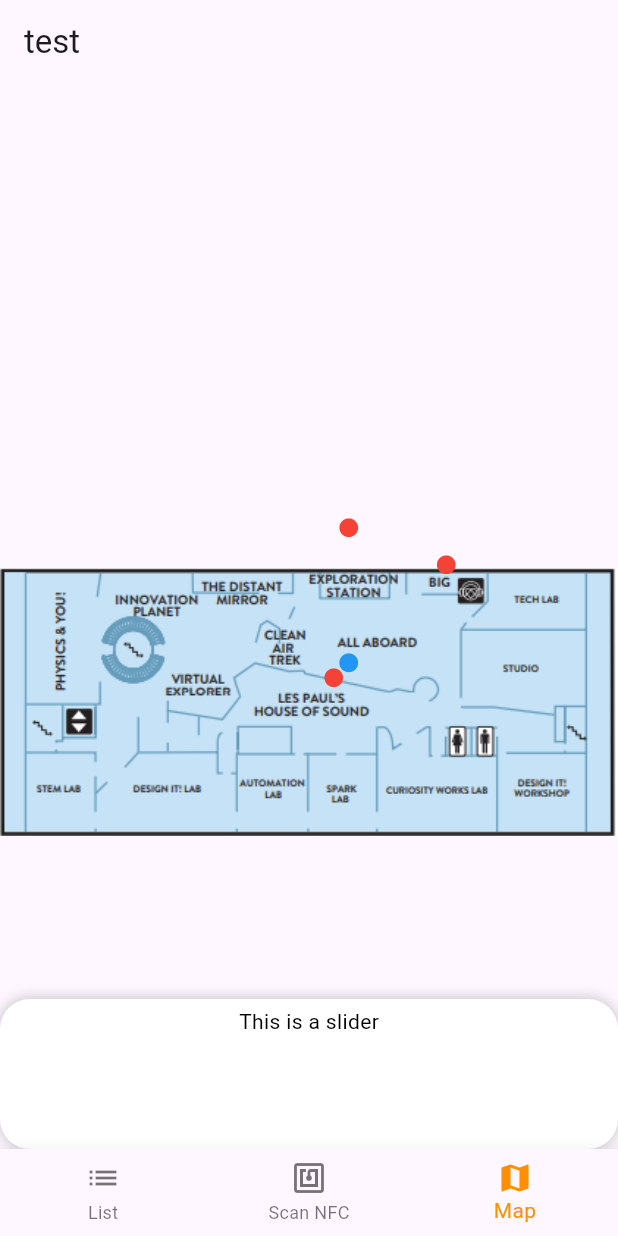
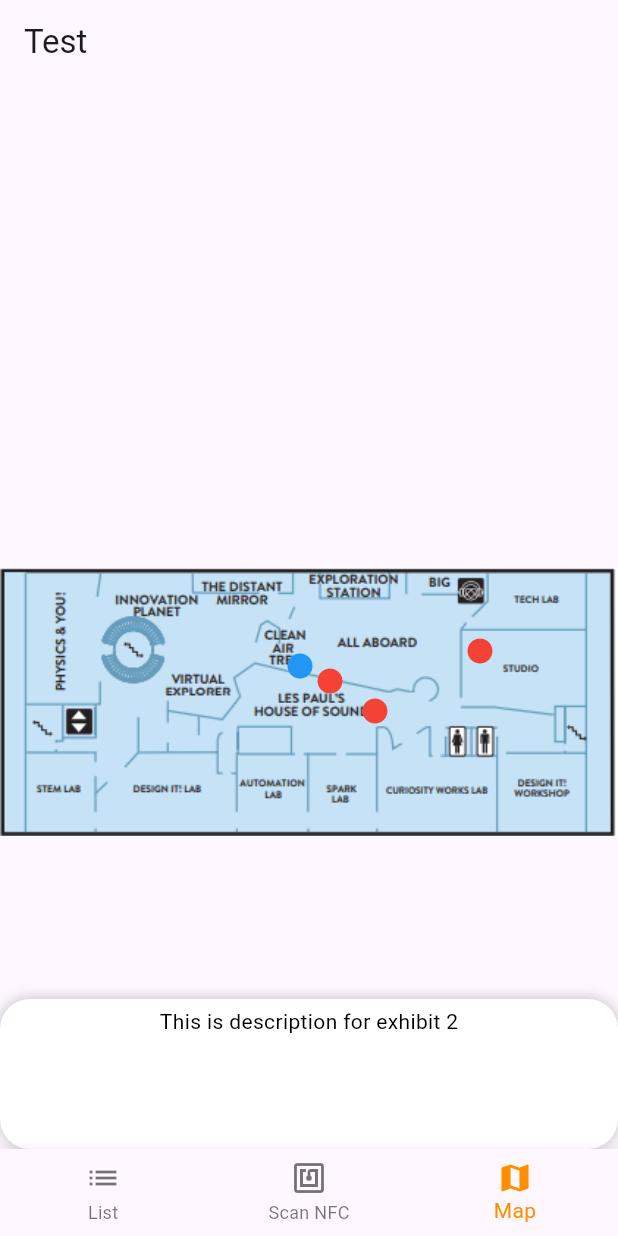
Before and after one commit to jeffTheLandShark/discovery-world-hackathon, a Flutter app: the screen it shows after launch, item 3 of the bottom bar chosen, after a tap on the "circle" icon, on a phone screen of 412 x 824 dp. Run offline on Flutter 3.47's test engine with Material 3 defaults, Android fonts, the phone set to English and light mode, and no system bars; drawn by our look-alikes of sliding_up_panel; missing offline and left inert: nfc_manager; generated files the repository leaves out were written again.

Commit message:
Added new class for exhibit info Added functionality to update the popup with exhibit information Updated the color of all dots to be red unless selected

```diff
--- a/dw_application/lib/src/app.dart
+++ b/dw_application/lib/src/app.dart
@@ -32,9 +32,7 @@ class _MyAppState extends State<MyApp> {
   static final List<Widget> _widgetOptions = <Widget>[
     SampleItemListView(),
     ExhibitScanView(),
-    ExhibitPopup(
-      over: MainMap()
-    ),
+    ExhibitPopup(),
   ];
 
   void _onItemTapped(int index) {
--- a/dw_application/lib/src/exhibit_popup/exhibit_popup.dart
+++ b/dw_application/lib/src/exhibit_popup/exhibit_popup.dart
@@ -1,32 +1,59 @@
+import 'package:dw_application/src/mapping/main_map.dart';
 import 'package:flutter/material.dart';
 import 'package:sliding_up_panel/sliding_up_panel.dart';
 
-class ExhibitPopup extends StatelessWidget {
+class ExhibitPopup extends StatefulWidget {
   const ExhibitPopup({
-    this.over
-  });
-  final Widget? over;
+    Key? key,
+    this.initialText = "This is a slider", // Initial text value
+  }) : super(key: key);
+
+  final String initialText;
+
+  @override
+  ExhibitPopupState createState() => ExhibitPopupState();
+}
+
+class ExhibitPopupState extends State<ExhibitPopup> {
+  late String displayText;
+
+  @override
+  void initState() {
+    super.initState();
+    displayText = widget.initialText;
+  }
+
+  void updateText(String newText) {
+    setState(() {
+
+      displayText = newText;
+      print("Text changed");
+    });
+  }
 
   @override
   Widget build(BuildContext context) {
-    return(Scaffold(
+    return Scaffold(
       appBar: AppBar(
-        title: Text("test"),
+        title: Text("Test"),
       ),
       body: SlidingUpPanel(
         borderRadius: BorderRadius.circular(20),
         panel: Column(
           children: [
-            SizedBox(height: 5),
+            const SizedBox(height: 5),
             Container(
-              child: Text("This is a slider", style: TextStyle(color: Color.fromARGB(255, 0, 0, 0))),
+              child: Text(
+                displayText,
+                style: const TextStyle(color: Colors.black),
               ),
-            ],
+            ),
+          ],
         ),
         body: Center(
-          child: over
-        )
-      )
-    ));
+          child: MainMap(popup: this,),
+        ),
+      ),
+    );
   }
 }
--- /dev/null
+++ b/dw_application/lib/src/mapping/exhibit_map_data.dart
@@ -0,0 +1,13 @@
+class ExhibitMapData {
+  String name = "";
+  String description = "";
+  double x = 0;
+  double y = 0;
+
+  ExhibitMapData(String name, String description, double x, double y){
+    this.name = name;
+    this.description = description;
+    this.x = x;
+    this.y = y;
+  }
+}
--- a/dw_application/lib/src/mapping/main_map.dart
+++ b/dw_application/lib/src/mapping/main_map.dart
@@ -1,13 +1,18 @@
 import 'package:flutter/material.dart';
 import 'package:flutter/widgets.dart';
 import 'package:flutter/services.dart' show rootBundle;
+
+import 'exhibit_map_data.dart';
+import '../exhibit_popup/exhibit_popup.dart';
 
 Future<String> loadAsset() async {
   return await rootBundle.loadString('assets/config.json');
 }
 
 class MainMap extends StatefulWidget {
-  MainMap({super.key});
+  MainMap({super.key, required this.popup});
+
+  ExhibitPopupState popup;
 
   @override
   _MainMapState createState() => _MainMapState();
@@ -15,16 +20,22 @@ class MainMap extends StatefulWidget {
 
 class _MainMapState extends State<MainMap> {
   final TransformationController _controller = TransformationController();
-  double _scale = 1.0;  // To track the zoom scale
+  double _scale = 1.0; // To track the zoom scale
 
-  final List<List<double>> dotPositions = [
-    [0, 0],
-    [10, 10],
-    [100, 10],
-    [75, 75]
+  // Add a GlobalKey for ExhibitPopup
+  final GlobalKey<ExhibitPopupState> popupKey = GlobalKey();
+
+  final List<ExhibitMapData> exhibits = [
+    ExhibitMapData("Exhibit 1", "This is description for exhibit 1", 0, 0),
+    ExhibitMapData("Exhibit 2", "This is description for exhibit 2", -20, 10),
+    ExhibitMapData("Exhibit 3", "This is description for exhibit 3", 30, -20),
+    ExhibitMapData("Exhibit 4", "This is description for exhibit 4", 100, 20),
   ];
 
-  static const double iconSize = 15;
+  static const double iconSize = 20;
+
+  // Keep track of the active icon's index
+  int? activeIconIndex;
 
   @override
   void initState() {
@@ -35,7 +46,7 @@ class _MainMapState extends State<MainMap> {
       final scale = _controller.value.getMaxScaleOnAxis();
       if (scale != _scale) {
         setState(() {
-          _scale = scale;  // Update the scale when it changes
+          _scale = scale; // Update the scale when it changes
         });
       }
     });
@@ -46,13 +57,21 @@ class _MainMapState extends State<MainMap> {
     final stackChildren = <Widget>[];
     stackChildren.add(const Image(image: AssetImage('assets/images/map_assets/tech_floor2.png')));
 
-    for (List<double> l in dotPositions) {
+    for (int i = 0; i < exhibits.length; i++) {
+      final ex = exhibits[i];
       Positioned p = Positioned(
-        bottom: MediaQuery.of(context).size.height / 2 - iconSize / 2 + l[0],
-        left: MediaQuery.of(context).size.width / 2 - iconSize / 2 + l[1],
+        bottom: MediaQuery.of(context).size.height / 2 - iconSize / 2 + ex.y,
+        left: MediaQuery.of(context).size.width / 2 - iconSize / 2 + ex.x,
         child: IconUpdater(
           iconSize: iconSize,
-          scale: _scale,  // Pass the updated scale
+          scale: _scale, // Pass the updated scale
+          isActive: activeIconIndex == i, // Pass whether the icon is active
+          onIconClick: () {
+            setState(() {
+              activeIconIndex = i; // Update the active icon index
+            });
+            widget.popup.updateText(ex.description); // Update the text dynamically
+          },
         ),
       );
       stackChildren.add(p);
@@ -79,37 +98,29 @@ class _MainMapState extends State<MainMap> {
   }
 }
 
-class IconUpdater extends StatefulWidget {
+class IconUpdater extends StatelessWidget {
   final double iconSize;
-  final double scale;  // Receive the scale from MainMap
+  final double scale; // Receive the scale from MainMap
+  final bool isActive; // Indicates if the icon is active
+  final VoidCallback onIconClick; // Add callback for click
 
-  const IconUpdater({super.key, required this.iconSize, required this.scale});
-
-  @override
-  _IconUpdaterState createState() => _IconUpdaterState();
-}
-
-class _IconUpdaterState extends State<IconUpdater> {
-  // Initial color of the icon
-  Color iconColor = Colors.red;
-
-  // Method to toggle the color on click
-  void _changeIconColor() {
-    setState(() {
-      // Toggle between blue and red
-      iconColor = (iconColor == Colors.red) ? Colors.blue : Colors.red;
-    });
-  }
+  const IconUpdater({
+    super.key,
+    required this.iconSize,
+    required this.scale,
+    required this.isActive, // Accept whether the icon is active
+    required this.onIconClick, // Accept the callback
+  });
 
   @override
   Widget build(BuildContext context) {
     // Apply the inverse scale to the icon to maintain its constant size
     return Transform.scale(
-      scale: 1 / widget.scale,  // Use the passed scale to update the icon size
+      scale: 1 / scale, // Use the passed scale to update the icon size
       child: IconButton(
-        icon: Icon(Icons.circle, color: iconColor),
-        onPressed: _changeIconColor,
-        iconSize: widget.iconSize,  // Use the passed iconSize
+        icon: Icon(Icons.circle, color: isActive ? Colors.blue : Colors.red),
+        onPressed: onIconClick, // Call the provided callback
+        iconSize: iconSize, // Use the passed iconSize
       ),
     );
   }
```
